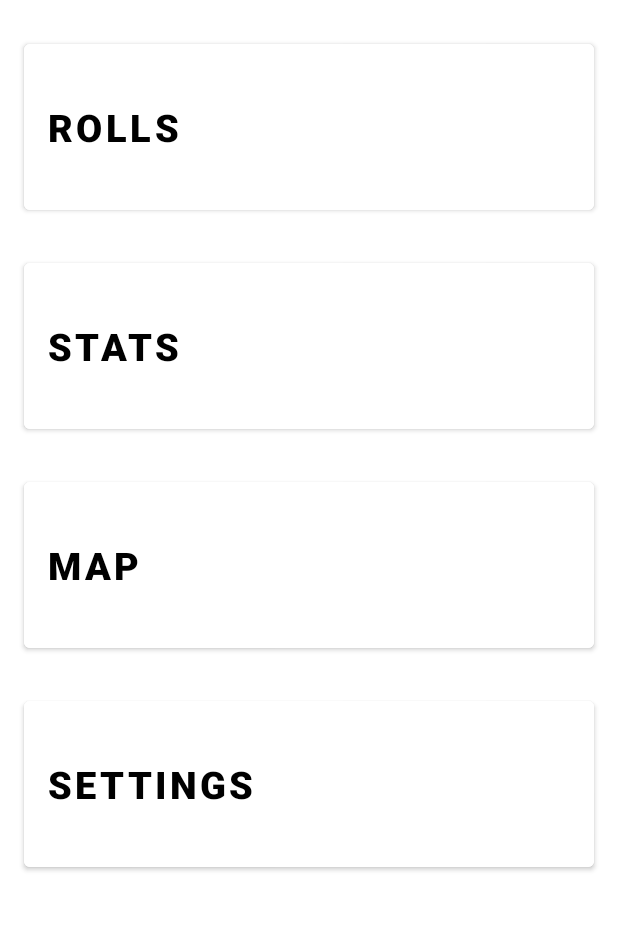
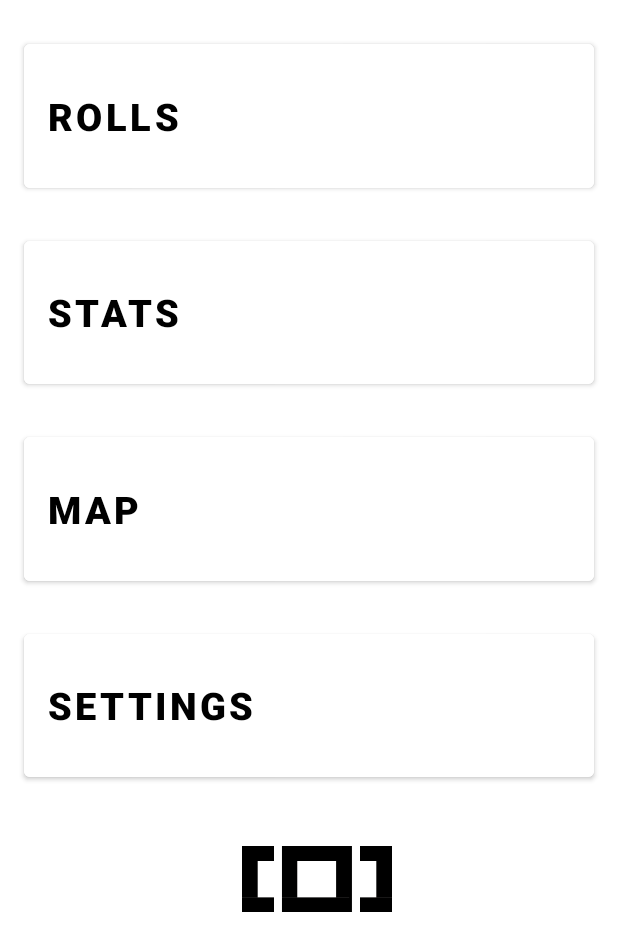
Before and after one commit to guizaa/LFELNE, an Android app: the screen it shows after launch (MainActivity), on a phone screen of 412 x 824 dp. Shown: the top 951 px of the screen. Run offline under Robolectric (Android 15) with nearby library versions, the light colour scheme and no system bars.

Commit message:
Implemented take photo button with exposure count and roll selection spinner in MainActivity.java

```diff
--- a/app/src/main/java/com/example/lfelne/MainActivity.java
+++ b/app/src/main/java/com/example/lfelne/MainActivity.java
@@ -7,15 +7,33 @@ import android.content.Intent;
 import android.os.Bundle;
 import android.view.View;
 import android.view.Window;
+import android.widget.AdapterView;
 import android.widget.Button;
+import android.widget.ImageButton;
+import android.widget.Spinner;
 import android.widget.TextView;
 
+import org.w3c.dom.Text;
+
+import java.util.ArrayList;
+
 public class MainActivity extends AppCompatActivity {
+    DBHandler dbHandler;
+    ArrayList<Roll> rolls;
+    RollAdapter adapter;
+    Roll selected_roll;
+    Spinner spinna;
+    ImageButton take_photo_button;
+    TextView exposures_count;
+
     @Override
     protected void onCreate(Bundle savedInstanceState) {
         super.onCreate(savedInstanceState);
         setContentView(R.layout.activity_main);
         AppCompatDelegate.setDefaultNightMode(AppCompatDelegate.MODE_NIGHT_NO);
+        dbHandler = new DBHandler(MainActivity.this);
+        rolls = new ArrayList<>(dbHandler.collectNonFullRolls());
+        adapter = new RollAdapter(getApplicationContext(), rolls);
 
         // Open rolls activity
         Button openRolls = findViewById(R.id.rolls_button);
@@ -36,5 +54,76 @@ public class MainActivity extends AppCompatActivity {
         Button openSettings = findViewById(R.id.settings_button);
         openSettings.setOnClickListener(v ->
                 startActivity(new Intent(MainActivity.this, SettingsActivity.class)));
+
+        // Sets up take photo button
+        take_photo_button = findViewById(R.id.take_photo_button);
+        take_photo_button.setImageResource(R.drawable.take_photo_button);
+
+        // Sets up dropdown menu
+        spinna = findViewById(R.id.dropdown);
+        spinna.setAdapter(adapter);
+
+        exposures_count = findViewById(R.id.exposures_count);
+
+        setUpTakePhotoListener();
+        setUpSpinnerSelectListener();
+        updateExposuresCount();
+    }
+
+    @Override
+    protected void onResume() {
+        super.onResume();
+        updateSelectedRoll();
+    }
+
+    private void updateSelectedRoll() {
+        ArrayList<Roll> new_rolls = dbHandler.collectNonFullRolls();
+        rolls.clear();
+        if (!new_rolls.isEmpty()) {
+            rolls.addAll(new_rolls);
+        }
+        adapter.notifyDataSetChanged();
+        updateExposuresCount();
+    }
+
+    private void updateExposuresCount() {
+        // Sets up exposures count
+        if (selected_roll == null)
+            exposures_count.setText("");
+        if (!rolls.isEmpty() && selected_roll != null) {
+            String exposures_count_string = selected_roll.getExposures() + "/" +
+                    selected_roll.getMAX_EXPOSURES();
+            exposures_count.setText(exposures_count_string);
+        }
+    }
+
+    private void setUpTakePhotoListener() {
+        take_photo_button.setOnClickListener(v -> {
+            if (selected_roll != null &&
+                selected_roll.getExposures() < selected_roll.getMAX_EXPOSURES()) {
+                dbHandler.incrementExposures(selected_roll.getSTART_DATE(),
+                        selected_roll.getExposures());
+                selected_roll.incrementExposures();
+                updateExposuresCount();
+            }
+        });
+    }
+
+    private void setUpSpinnerSelectListener() {
+        spinna.setOnItemSelectedListener(new AdapterView.OnItemSelectedListener() {
+            @Override
+            public void onItemSelected(AdapterView<?> parentView, View selectedItemView,
+                                       int position, long id) {
+                selected_roll = rolls.get(position);
+                updateExposuresCount();
+            }
+            @Override
+            public void onNothingSelected(AdapterView<?> parentView) {
+                if (!rolls.isEmpty())
+                    selected_roll = rolls.get(0);
+                else selected_roll = null;
+                updateExposuresCount();
+            }
+        });
     }
 }
--- a/app/src/main/res/layout/activity_main.xml
+++ b/app/src/main/res/layout/activity_main.xml
@@ -35,7 +35,7 @@
         android:layout_height="0dp"
         android:layout_marginStart="16dp"
         android:layout_marginEnd="16dp"
-        android:layout_marginBottom="240dp"
+        android:layout_marginBottom="300dp"
         android:backgroundTint="#FFFFFF"
         android:text="@string/settings"
         android:textAlignment="textStart"
@@ -91,5 +91,45 @@
         app:layout_constraintStart_toStartOf="parent"
         app:layout_constraintTop_toBottomOf="@+id/stats_button"
         app:strokeColor="#000000" />
+    <ImageButton
+        android:id="@+id/take_photo_button"
+        android:layout_width="100dp"
+        android:layout_height="44dp"
+        android:layout_marginStart="10dp"
+        android:layout_marginTop="40dp"
+        android:background="#00000000"
+        android:contentDescription="@string/take_a_photo"
+        android:scaleType="fitCenter"
+        app:layout_constraintStart_toStartOf="parent"
+        app:layout_constraintEnd_toEndOf="parent"
+        app:layout_constraintTop_toBottomOf="@+id/settings_button"
+        />
+
+    <TextView
+        android:id="@+id/exposures_count"
+        android:layout_width="wrap_content"
+        android:layout_height="wrap_content"
+        android:textSize="20sp"
+        android:textColor="@color/black"
+        app:layout_constraintTop_toBottomOf="@+id/take_photo_button"
+        app:layout_constraintBottom_toTopOf="@+id/dropdown"
+        app:layout_constraintStart_toStartOf="parent"
+        app:layout_constraintEnd_toEndOf="parent"
+        />
+
+    <Spinner
+        android:id="@+id/dropdown"
+        android:layout_width="wrap_content"
+        android:layout_height="110dp"
+        android:layout_marginStart="20dp"
+        android:layout_marginEnd="20dp"
+        android:layout_marginBottom="10dp"
+        android:spinnerMode="dialog"
+        android:background="#00000000"
+        app:layout_constraintTop_toBottomOf="@+id/take_photo_button"
+        app:layout_constraintStart_toStartOf="parent"
+        app:layout_constraintEnd_toEndOf="parent"
+        app:layout_constraintBottom_toBottomOf="parent"
+        />
 
 </androidx.constraintlayout.widget.ConstraintLayout>
--- a/app/src/main/res/values/strings.xml
+++ b/app/src/main/res/values/strings.xml
@@ -30,4 +30,5 @@
     <string name="max_exposures">Max Exposures</string>
     <string name="date_created">Date Created</string>
     <string name="search_rolls">Search rolls</string>
+    <string name="take_a_photo">Take a photo</string>
 </resources>
```
Also changed, not shown: app/src/main/java/com/example/lfelne/AddRollActivity.java (+6 -1 lines), app/src/main/java/com/example/lfelne/DBHandler.java (+29 -12 lines), app/src/main/java/com/example/lfelne/Roll.java (+6 -2 lines), app/src/main/java/com/example/lfelne/RollAdapter.java (+9 -3 lines), app/src/main/java/com/example/lfelne/RollsActivity.java (+3 -6 lines), app/src/main/res/layout-v26/roll_item.xml (added, +64 -0 lines), app/src/main/res/layout/roll_item.xml (deleted, +0 -49 lines), app/src/main/res/drawable-v24/take_photo_button.png (added).
